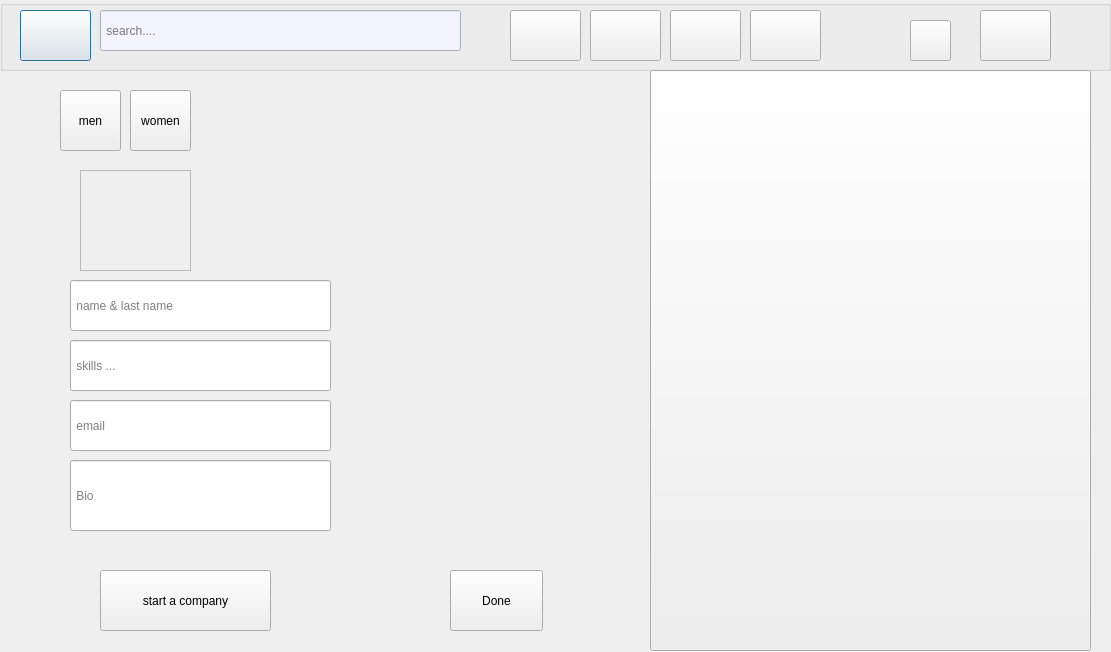
This is work-main (1)/work-main/work-main/work-main/MainProjectPhase1-master/MainProjectPhase1-main/mepage.ui in f8477/work as Qt 5 draws it before an edit. The edited form follows.
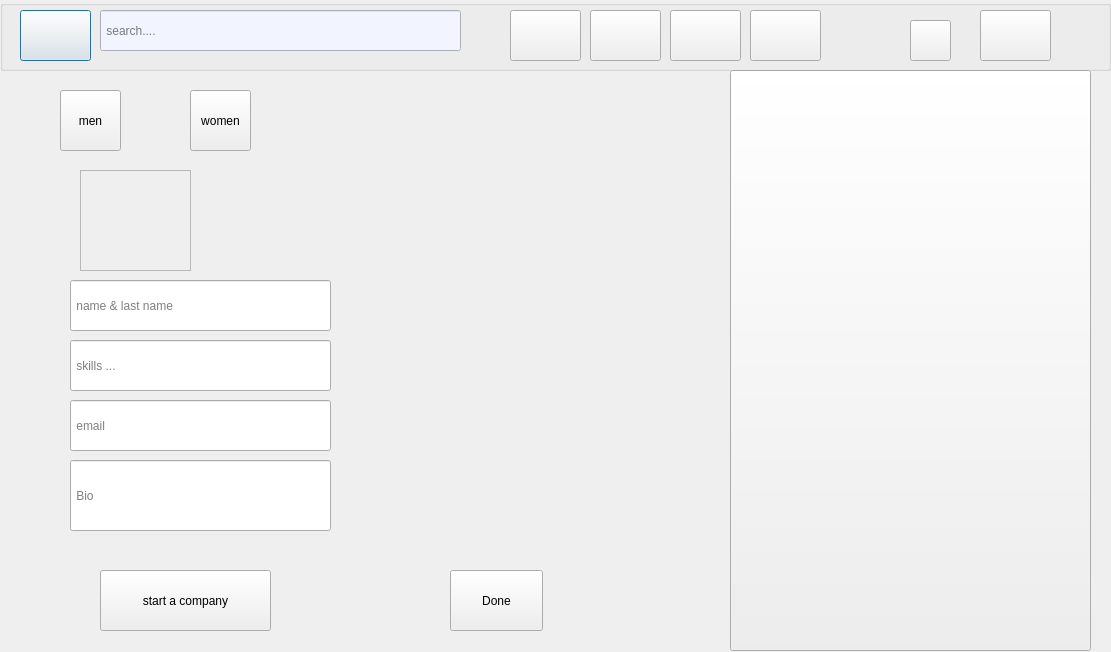
This is the edited form. Icons and pictures are not drawn.

Commit message: start job page

```diff
--- a/work-main (1)/work-main/work-main/work-main/MainProjectPhase1-master/MainProjectPhase1-main/mepage.ui
+++ b/work-main (1)/work-main/work-main/work-main/MainProjectPhase1-master/MainProjectPhase1-main/mepage.ui
@@ -163,9 +163,9 @@
   <widget class="QPushButton" name="pushButton_2">
    <property name="geometry">
     <rect>
-     <x>650</x>
+     <x>730</x>
      <y>70</y>
-     <width>441</width>
+     <width>361</width>
      <height>581</height>
     </rect>
    </property>
@@ -209,7 +209,7 @@
   <widget class="QPushButton" name="women">
    <property name="geometry">
     <rect>
-     <x>130</x>
+     <x>190</x>
      <y>90</y>
      <width>61</width>
      <height>61</height>
```
